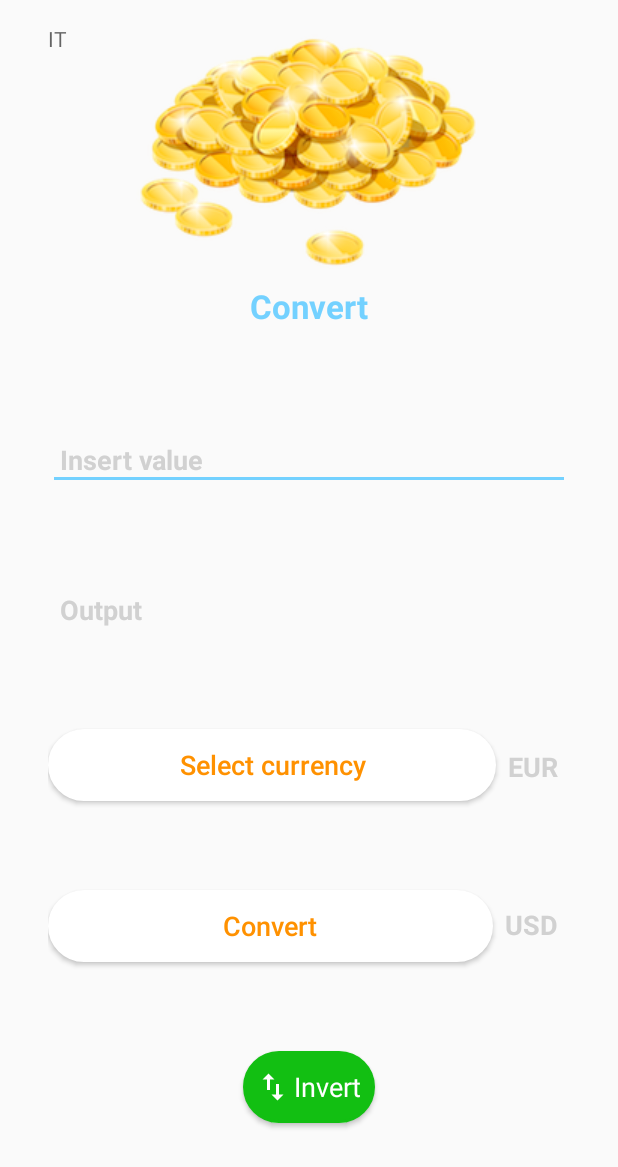
After one commit to Dhug95/MyTravel, an Android app: the layout fragment_currency.xml on its own in the app's theme, with its tools: preview values and no code run, on a phone screen of 412 x 824 dp. The commit adds this screen. Shown: the top 1167 px of the screen. Run offline under Robolectric (Android 15) with nearby library versions, the phone set to English and light mode, and no system bars.

Commit message:
Added fragments in destination page.

```diff
--- /dev/null
+++ b/app/src/main/res/drawable/swap_white.xml
@@ -0,0 +1,5 @@
+<vector android:height="24dp" android:tint="#FFFFFF"
+    android:viewportHeight="24.0" android:viewportWidth="24.0"
+    android:width="24dp" xmlns:android="http://schemas.android.com/apk/res/android">
+    <path android:fillColor="#FF000000" android:pathData="M16,17.01V10h-2v7.01h-3L15,21l4,-3.99h-3zM9,3L5,6.99h3V14h2V6.99h3L9,3z"/>
+</vector>
--- /dev/null
+++ b/app/src/main/res/layout/fragment_currency.xml
@@ -0,0 +1,162 @@
+<?xml version="1.0" encoding="utf-8"?>
+<android.support.constraint.ConstraintLayout xmlns:android="http://schemas.android.com/apk/res/android"
+    xmlns:app="http://schemas.android.com/apk/res-auto"
+    xmlns:tools="http://schemas.android.com/tools"
+    android:id="@+id/constraintLayout"
+    android:layout_width="match_parent"
+    android:layout_height="match_parent"
+    android:paddingBottom="@dimen/activity_vertical_margin"
+    android:paddingEnd="@dimen/activity_horizontal_margin"
+    android:paddingStart="@dimen/activity_horizontal_margin"
+    android:paddingTop="@dimen/activity_vertical_margin"
+    tools:context=".activities.NewDestPageActivity">
+
+    <TextView
+        android:id="@+id/country_code"
+        android:layout_width="wrap_content"
+        android:layout_height="wrap_content"
+        android:hint="@string/it"
+        app:layout_constraintLeft_toLeftOf="parent"
+        app:layout_constraintTop_toTopOf="@+id/constraintLayout" />
+
+    <ImageView
+        android:id="@+id/weather_image"
+        android:layout_width="wrap_content"
+        android:layout_height="wrap_content"
+        android:background="@drawable/coins"
+        android:contentDescription="@string/todo"
+        app:layout_constraintBottom_toTopOf="@id/currency_title"
+        app:layout_constraintEnd_toEndOf="parent"
+        app:layout_constraintStart_toStartOf="parent"
+        app:layout_constraintTop_toTopOf="parent" />
+
+    <TextView
+        android:id="@+id/currency_title"
+        android:layout_width="wrap_content"
+        android:layout_height="wrap_content"
+        android:padding="@dimen/small_padding"
+        android:text="@string/currency_conversion"
+        android:textAppearance="@android:style/TextAppearance.Large"
+        android:textColor="@color/colorPrimary"
+        android:textStyle="bold"
+        app:layout_constraintEnd_toEndOf="parent"
+        app:layout_constraintStart_toStartOf="parent"
+        app:layout_constraintTop_toBottomOf="@+id/weather_image" />
+
+    <EditText
+        android:id="@+id/currency_input_value"
+        android:layout_width="0dp"
+        android:layout_height="wrap_content"
+        android:hint="@string/insert_value"
+        android:inputType="number"
+        android:padding="@dimen/small_padding"
+        android:textColor="@color/colorProfile"
+        android:textColorHint="@color/colorFields"
+        android:textSize="18sp"
+        android:textStyle="bold"
+        app:layout_constraintBottom_toTopOf="@id/currency_output_value"
+        app:layout_constraintEnd_toEndOf="parent"
+        app:layout_constraintStart_toStartOf="parent"
+        app:layout_constraintTop_toBottomOf="@+id/currency_title" />
+
+    <TextView
+        android:id="@+id/currency_output_value"
+        android:layout_width="0dp"
+        android:layout_height="wrap_content"
+        android:hint="@string/output"
+        android:padding="@dimen/small_padding"
+        android:textColor="@color/colorProfile"
+        android:textColorHint="@color/colorFields"
+        android:textSize="18sp"
+        android:textStyle="bold"
+        app:layout_constraintBottom_toTopOf="@id/select_currency"
+        app:layout_constraintEnd_toEndOf="parent"
+        app:layout_constraintStart_toStartOf="parent"
+        app:layout_constraintTop_toBottomOf="@+id/currency_input_value" />
+
+    <Button
+        android:id="@+id/convert_button"
+        android:layout_width="0dp"
+        android:layout_height="wrap_content"
+        android:background="@drawable/background_login"
+        android:clickable="true"
+        android:focusable="true"
+        android:padding="@dimen/small_padding"
+        android:text="@string/convert"
+        android:textAllCaps="false"
+        android:textColor="@color/colorSecondary"
+        android:textSize="18sp"
+        app:layout_constraintEnd_toStartOf="@id/currency_output_code"
+        app:layout_constraintBottom_toTopOf="@id/reverse_codes"
+        app:layout_constraintStart_toStartOf="parent"
+        app:layout_constraintTop_toBottomOf="@+id/select_currency" />
+
+
+    <TextView
+        android:id="@+id/currency_input_code"
+        android:layout_width="wrap_content"
+        android:layout_height="wrap_content"
+        android:hint="@string/eur"
+        android:padding="@dimen/small_padding"
+        android:textColor="@color/colorPrimary"
+        android:textColorHint="@color/colorFields"
+        android:textSize="18sp"
+        android:textStyle="bold"
+        app:layout_constraintBottom_toTopOf="@id/currency_output_code"
+        app:layout_constraintEnd_toEndOf="parent"
+        app:layout_constraintStart_toEndOf="@+id/select_currency"
+        app:layout_constraintTop_toBottomOf="@+id/currency_output_value" />
+
+    <TextView
+        android:id="@+id/currency_output_code"
+        android:layout_width="wrap_content"
+        android:layout_height="wrap_content"
+        android:hint="@string/usd"
+        android:padding="@dimen/small_padding"
+        android:textColor="@color/colorPrimary"
+        android:textColorHint="@color/colorFields"
+        android:textSize="18sp"
+        android:textStyle="bold"
+        app:layout_constraintBottom_toTopOf="@id/reverse_codes"
+        app:layout_constraintEnd_toEndOf="parent"
+        app:layout_constraintStart_toEndOf="@+id/convert_button"
+        app:layout_constraintTop_toBottomOf="@+id/currency_input_code" />
+
+    <Button
+        android:id="@+id/select_currency"
+        android:layout_width="0dp"
+        android:layout_height="wrap_content"
+        android:background="@drawable/background_login"
+        android:clickable="true"
+        android:focusable="true"
+        android:padding="@dimen/small_padding"
+        android:onClick="showPicker"
+        android:text="@string/select_currency"
+        android:textAllCaps="false"
+        android:textColor="@color/colorSecondary"
+        android:textSize="18sp"
+        app:layout_constraintBottom_toTopOf="@id/convert_button"
+        app:layout_constraintEnd_toStartOf="@id/currency_input_code"
+        app:layout_constraintStart_toStartOf="parent"
+        app:layout_constraintTop_toBottomOf="@+id/currency_output_value" />
+
+    <Button
+        android:id="@+id/reverse_codes"
+        style="@style/Base.TextAppearance.AppCompat.Body1"
+        android:layout_width="wrap_content"
+        android:layout_height="wrap_content"
+        android:background="@drawable/background_create"
+        android:clickable="true"
+        android:focusable="true"
+        android:drawableStart="@drawable/swap_white"
+        android:padding="@dimen/small_padding"
+        android:text="@string/invert"
+        android:textAllCaps="false"
+        android:textColor="#fff"
+        android:textSize="18sp"
+        app:layout_constraintTop_toBottomOf="@id/convert_button"
+        app:layout_constraintBottom_toBottomOf="parent"
+        app:layout_constraintStart_toStartOf="parent"
+        app:layout_constraintEnd_toEndOf="parent" />
+
+</android.support.constraint.ConstraintLayout>
--- /dev/null
+++ b/app/src/main/res/values-w820dp/dimens.xml
@@ -0,0 +1,6 @@
+<resources>
+    <!-- Example customization of dimensions originally defined in res/values/dimens.xml
+         (such as screen margins) for screens with more than 820dp of available width. This
+         would include 7" and 10" devices in landscape (~960dp and ~1280dp respectively). -->
+    <dimen name="activity_horizontal_margin">64dp</dimen>
+</resources>
--- a/app/src/main/res/values/dimens.xml
+++ b/app/src/main/res/values/dimens.xml
@@ -7,4 +7,5 @@
     <dimen name="activity_horizontal_margin">32dp</dimen>
     <dimen name="activity_vertical_margin">16dp</dimen>
     <dimen name="fab_margin">16dp</dimen>
+    <dimen name="appbar_padding_top">8dp</dimen>
 </resources>
```
Also changed, not shown: app/src/main/AndroidManifest.xml (+5 -4 lines), app/src/main/res/layout/activity_new_dest_page.xml (added, +54 -0 lines), app/src/main/res/layout/fragment_weather.xml (added, +152 -0 lines), app/src/main/res/menu/menu_new_dest_page.xml (added, +12 -0 lines), app/src/main/res/drawable/coins.png (added), app/src/main/res/drawable/sun.png.
